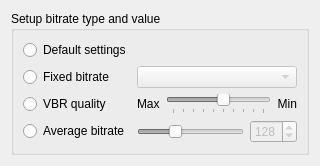
Qt form apps/zxtune-qt/ui/conversion/mp3_settings.ui (vitamin-caig/zxtune) before a commit.
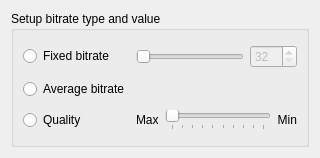
The same form after that commit.

What changed in the file:
```diff
--- a/apps/zxtune-qt/ui/conversion/mp3_settings.ui
+++ b/apps/zxtune-qt/ui/conversion/mp3_settings.ui
@@ -20,17 +20,17 @@
       <string>Setup bitrate type and value</string>
      </property>
      <layout class="QGridLayout" name="gridLayout">
-      <item row="1" column="0">
+      <item row="0" column="0">
        <widget class="QRadioButton" name="selectCBR">
         <property name="text">
          <string>Fixed bitrate</string>
         </property>
        </widget>
       </item>
-      <item row="5" column="1">
-       <layout class="QHBoxLayout" name="abrLayout">
+      <item row="0" column="1">
+       <layout class="QHBoxLayout" name="bitrateLayout">
         <item>
-         <widget class="QSlider" name="abrBitrate">
+         <widget class="QSlider" name="bitrateValue">
           <property name="enabled">
            <bool>false</bool>
           </property>
@@ -40,54 +40,48 @@
           <property name="maximum">
            <number>320</number>
           </property>
-          <property name="value">
-           <number>128</number>
-          </property>
           <property name="orientation">
            <enum>Qt::Horizontal</enum>
           </property>
          </widget>
         </item>
         <item>
-         <widget class="QSpinBox" name="abrValue">
-          <property name="enabled">
-           <bool>false</bool>
-          </property>
+         <widget class="QSpinBox" name="bitratePrecise">
           <property name="sizePolicy">
            <sizepolicy hsizetype="Maximum" vsizetype="Fixed">
             <horstretch>0</horstretch>
             <verstretch>0</verstretch>
            </sizepolicy>
           </property>
+          <property name="enabled">
+           <bool>false</bool>
+          </property>
           <property name="minimum">
            <number>32</number>
           </property>
           <property name="maximum">
            <number>320</number>
           </property>
-          <property name="value">
-           <number>128</number>
-          </property>
          </widget>
         </item>
        </layout>
       </item>
-      <item row="5" column="0">
+      <item row="1" column="0">
        <widget class="QRadioButton" name="selectABR">
         <property name="text">
          <string>Average bitrate</string>
         </property>
        </widget>
       </item>
-      <item row="3" column="0">
-       <widget class="QRadioButton" name="selectVBR">
+      <item row="2" column="0">
+       <widget class="QRadioButton" name="selectQuality">
         <property name="text">
-         <string>VBR quality</string>
+         <string>Quality</string>
         </property>
        </widget>
       </item>
-      <item row="3" column="1">
-       <layout class="QHBoxLayout" name="vbrLayout">
+      <item row="2" column="1">
+       <layout class="QHBoxLayout" name="qualityLayout">
         <item>
          <widget class="QLabel" name="maxVBR">
           <property name="text">
@@ -106,9 +100,6 @@
           <property name="maximum">
            <number>9</number>
           </property>
-          <property name="value">
-           <number>5</number>
-          </property>
           <property name="orientation">
            <enum>Qt::Horizontal</enum>
           </property>
@@ -132,23 +123,6 @@
         </item>
        </layout>
       </item>
-      <item row="1" column="1">
-       <widget class="QComboBox" name="bitrateValue">
-        <property name="enabled">
-         <bool>false</bool>
-        </property>
-        <property name="currentIndex">
-         <number>-1</number>
-        </property>
-       </widget>
-      </item>
-      <item row="0" column="0">
-       <widget class="QRadioButton" name="selectDefault">
-        <property name="text">
-         <string>Default settings</string>
-        </property>
-       </widget>
-      </item>
      </layout>
     </widget>
    </item>
```
Left out of the diff: 106 changed lines with no effect on the pictures.
